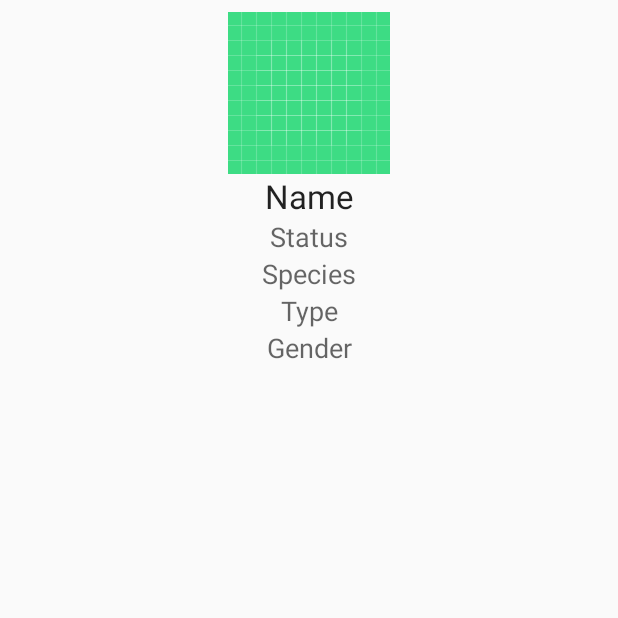
After one commit to artim-anton/Wiki, an Android app: the DetailsActivity screen opened directly, with no data from a screen before it, on a phone screen of 412 x 824 dp, the top half of it. The commit adds this screen. Run offline under Robolectric (Android 15) with nearby library versions, the phone set to English and light mode, and no system bars; our stand-ins replace data binding.

Commit message:
add DetailsActivity.kt

```diff
--- a/app/src/main/AndroidManifest.xml
+++ b/app/src/main/AndroidManifest.xml
@@ -2,7 +2,7 @@
 <manifest xmlns:android="http://schemas.android.com/apk/res/android"
     package="com.artimanton.wiki">
 
-    <uses-permission android:name="android.permission.INTERNET"/>
+    <uses-permission android:name="android.permission.INTERNET" />
 
     <application
         android:allowBackup="true"
@@ -11,7 +11,8 @@
         android:roundIcon="@mipmap/ic_launcher_round"
         android:supportsRtl="true"
         android:theme="@style/AppTheme">
-        <activity android:name=".MainActivity"></activity>
+        <activity android:name=".DetailsActivity"></activity>
+        <activity android:name=".MainActivity" />
         <activity android:name=".SplashActivity">
             <intent-filter>
                 <action android:name="android.intent.action.MAIN" />
--- /dev/null
+++ b/app/src/main/java/com/artimanton/wiki/DetailsActivity.kt
@@ -0,0 +1,11 @@
+package com.artimanton.wiki
+
+import androidx.appcompat.app.AppCompatActivity
+import android.os.Bundle
+
+class DetailsActivity : AppCompatActivity() {
+    override fun onCreate(savedInstanceState: Bundle?) {
+        super.onCreate(savedInstanceState)
+        setContentView(R.layout.activity_details)
+    }
+}
--- a/app/src/main/java/com/artimanton/wiki/MainActivity.kt
+++ b/app/src/main/java/com/artimanton/wiki/MainActivity.kt
@@ -2,16 +2,15 @@ package com.artimanton.wiki
 
 import androidx.appcompat.app.AppCompatActivity
 import android.os.Bundle
-import android.widget.TableLayout
 import android.widget.Toast
 import androidx.recyclerview.widget.GridLayoutManager
 import androidx.recyclerview.widget.LinearLayoutManager
 import androidx.recyclerview.widget.RecyclerView
 import com.artimanton.wiki.adapter.CharacterAdapter
 import com.artimanton.wiki.model.AllCharacters
-import com.artimanton.wiki.model.Character
 import com.artimanton.wiki.retrofit.Common
 import com.artimanton.wiki.retrofit.RetrofitServices
+import kotlinx.android.synthetic.main.activity_main.*
 import retrofit2.Call
 import retrofit2.Callback
 import retrofit2.Response
@@ -28,7 +27,7 @@ class MainActivity : AppCompatActivity(), CharacterAdapter.OnItemClickListener {
         setContentView(R.layout.activity_main)
 
         mService = Common.retrofitService
-        recyclerView = findViewById(R.id.recycler_view)
+        recyclerView = recycler_view
         recyclerView.setHasFixedSize(true)
         layoutManager = GridLayoutManager(this,2)
         recyclerView.layoutManager = layoutManager
--- a/app/src/main/java/com/artimanton/wiki/viewModel/CharacterRepository.kt
+++ b/app/src/main/java/com/artimanton/wiki/viewModel/CharacterRepository.kt
@@ -1,7 +1,6 @@
 package com.artimanton.wiki.viewModel
 
 import android.app.Application
-import android.provider.ContactsContract.CommonDataKinds.Note
 import androidx.lifecycle.LiveData
 import com.artimanton.wiki.model.Character
 import com.artimanton.wiki.room.CharacterDao
--- /dev/null
+++ b/app/src/main/res/layout/activity_details.xml
@@ -0,0 +1,78 @@
+<?xml version="1.0" encoding="utf-8"?>
+<layout xmlns:android="http://schemas.android.com/apk/res/android">
+    <data class="CharacterDetailsBinding">
+
+    <variable
+        name="character"
+        type="com.artimanton.wiki.model.Character" />
+
+</data>
+
+
+            <RelativeLayout
+                android:layout_width="match_parent"
+                android:layout_height="wrap_content"
+                android:padding="8dp">
+
+                <ImageView
+                    android:id="@+id/image_details"
+                    android:layout_width="match_parent"
+                    android:layout_height="wrap_content"
+                    android:layout_alignParentStart="true"
+                    android:layout_alignParentEnd="true"
+                    android:src="@drawable/ic_launcher_background"
+                    />
+                <TextView
+                    android:id="@+id/text_view_title_details"
+                    android:layout_width="match_parent"
+                    android:layout_height="wrap_content"
+                    android:gravity="center"
+                    android:layout_below="@id/image_details"
+                    android:maxLines="1"
+                    android:text="Name"
+                    android:textAppearance="@style/TextAppearance.AppCompat.Large" />
+
+                <TextView
+                    android:id="@+id/text_view_status_details"
+                    android:layout_width="match_parent"
+                    android:layout_height="wrap_content"
+                    android:gravity="center"
+                    android:layout_below="@id/text_view_title_details"
+                    android:maxLines="1"
+                    android:text="Status"
+                    android:textAppearance="@style/TextAppearance.AppCompat.Medium" />
+
+                <TextView
+                    android:id="@+id/text_view_species_details"
+                    android:layout_width="match_parent"
+                    android:layout_height="wrap_content"
+                    android:gravity="center"
+                    android:layout_below="@id/text_view_status_details"
+                    android:maxLines="1"
+                    android:text="Species"
+                    android:textAppearance="@style/TextAppearance.AppCompat.Medium" />
+
+                <TextView
+                    android:id="@+id/text_view_type_details"
+                    android:layout_width="match_parent"
+                    android:layout_height="wrap_content"
+                    android:gravity="center"
+                    android:layout_below="@id/text_view_species_details"
+                    android:maxLines="1"
+                    android:text="Type"
+                    android:textAppearance="@style/TextAppearance.AppCompat.Medium" />
+
+                <TextView
+                    android:id="@+id/text_view_gender_details"
+                    android:layout_width="match_parent"
+                    android:layout_height="wrap_content"
+                    android:gravity="center"
+                    android:layout_below="@id/text_view_type_details"
+                    android:maxLines="1"
+                    android:text="Gender"
+                    android:textAppearance="@style/TextAppearance.AppCompat.Medium" />
+
+            </RelativeLayout>
+
+
+</layout>
```
Also changed, not shown: app/build.gradle (+13 -5 lines), app/src/main/res/layout/item_character.xml (+16 -2 lines), app/src/main/res/navigation/nav_graph.xml (added, +14 -0 lines).
